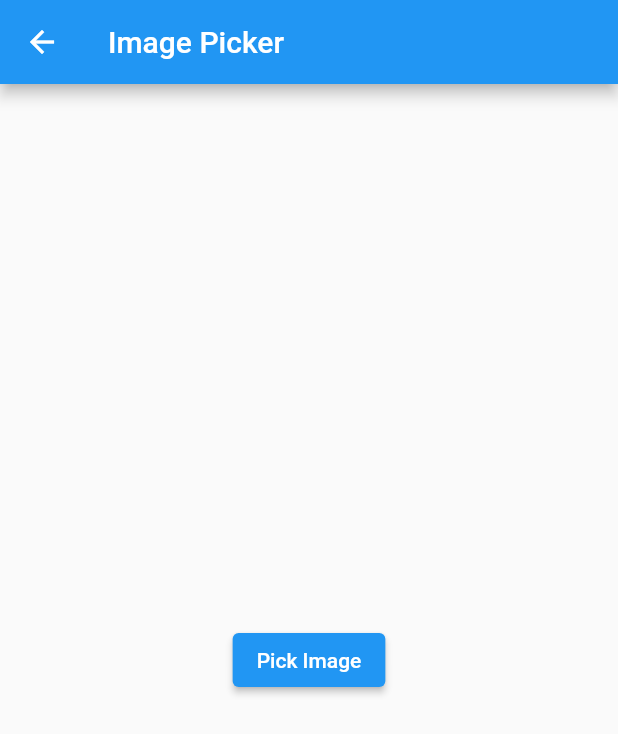
After one commit to Nitin-Tomas31/scanopy, a Flutter app: the ImagePickerPage screen opened directly, after a tap on "Pick Image", on a phone screen of 412 x 824 dp. The commit adds this screen. Shown: the top 734 px of the screen. Run offline on Flutter 3.47's test engine with Material 2 defaults, Android fonts, the phone set to English and light mode, and no system bars; our stand-ins replace camera, google_fonts, image_picker.

Commit message:
Add files via upload

```diff
--- /dev/null
+++ b/lib/camera/image_picker.dart
@@ -0,0 +1,57 @@
+import 'dart:io';
+import 'package:flutter/material.dart';
+import 'package:image_picker/image_picker.dart';
+import 'package:myapp/camera/preview.dart';
+
+class ImagePickerPage extends StatefulWidget {
+  const ImagePickerPage({Key? key}) : super(key: key);
+
+  @override
+  _ImagePickerPageState createState() => _ImagePickerPageState();
+}
+
+class _ImagePickerPageState extends State<ImagePickerPage> {
+  File? _imageFile;
+
+  Future<void> _pickImage(ImageSource source) async {
+    final pickedImage = await ImagePicker().pickImage(source: source);
+    if (pickedImage != null) {
+      setState(() {
+        _imageFile = File(pickedImage.path);
+      });
+      Navigator.push(
+        context,
+        MaterialPageRoute(
+          builder: (context) => PicturePreviewPage(picturePath: pickedImage.path),
+        ),
+      );
+    }
+  }
+
+  @override
+  Widget build(BuildContext context) {
+    return Scaffold(
+      appBar: AppBar(
+        title: const Text('Image Picker'),
+      ),
+      body: Center(
+        child: Column(
+          mainAxisAlignment: MainAxisAlignment.center,
+          children: [
+            if (_imageFile != null)
+              Expanded(
+                child: Image.file(
+                  _imageFile!,
+                  fit: BoxFit.cover,
+                ),
+              ),
+            ElevatedButton(
+              onPressed: () => _pickImage(ImageSource.gallery),
+              child: const Text('Pick Image'),
+            ),
+          ],
+        ),
+      ),
+    );
+  }
+}
--- /dev/null
+++ b/lib/camera/takepicture.dart
@@ -0,0 +1,57 @@
+import 'dart:io';
+import 'package:flutter/material.dart';
+import 'package:image_picker/image_picker.dart';
+import 'package:myapp/camera/preview.dart';
+
+class ImagePickerPage extends StatefulWidget {
+  const ImagePickerPage({Key? key}) : super(key: key);
+
+  @override
+  _ImagePickerPageState createState() => _ImagePickerPageState();
+}
+
+class _ImagePickerPageState extends State<ImagePickerPage> {
+  File? _imageFile;
+
+  Future<void> _pickImage(ImageSource source) async {
+    final pickedImage = await ImagePicker().pickImage(source: source);
+    if (pickedImage != null) {
+      setState(() {
+        _imageFile = File(pickedImage.path);
+      });
+      Navigator.push(
+        context,
+        MaterialPageRoute(
+          builder: (context) => PicturePreviewPage(picturePath: pickedImage.path),
+        ),
+      );
+    }
+  }
+
+  @override
+  Widget build(BuildContext context) {
+    return Scaffold(
+      appBar: AppBar(
+        title: const Text('Image Picker'),
+      ),
+      body: Center(
+        child: Column(
+          mainAxisAlignment: MainAxisAlignment.center,
+          children: [
+            if (_imageFile != null)
+              Expanded(
+                child: Image.file(
+                  _imageFile!,
+                  fit: BoxFit.cover,
+                ),
+              ),
+            ElevatedButton(
+              onPressed: () => _pickImage(ImageSource.gallery),
+              child: const Text('Pick Image'),
+            ),
+          ],
+        ),
+      ),
+    );
+  }
+}
```
Also changed, not shown: lib/camera/preview.dart (added, +25 -0 lines), lib/camera/startcamera.dart (+19 -4 lines).
